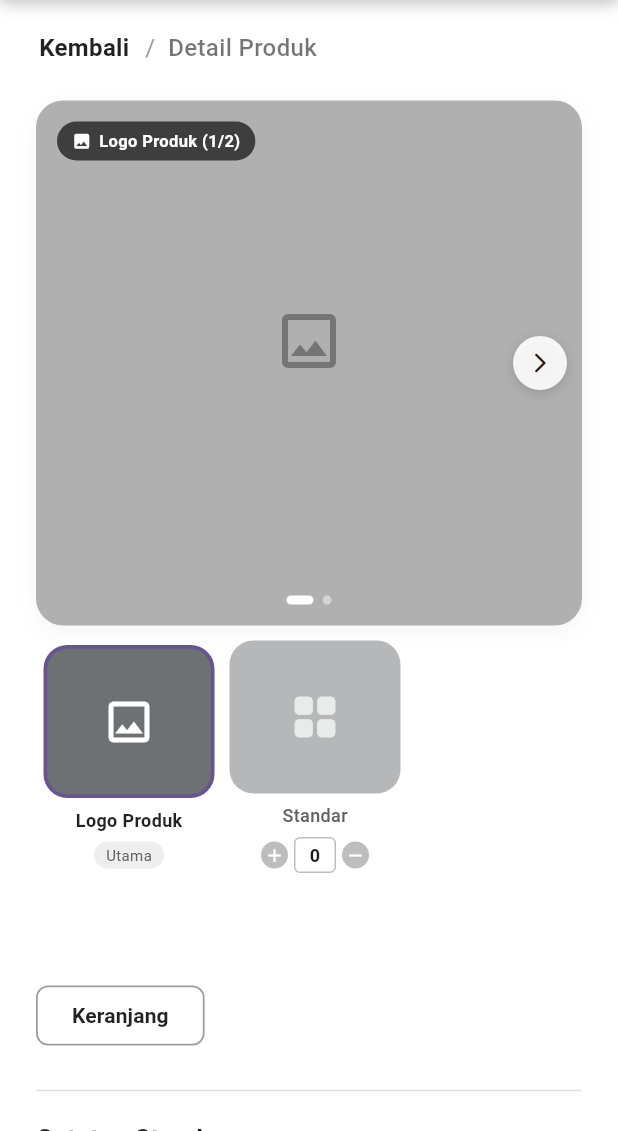
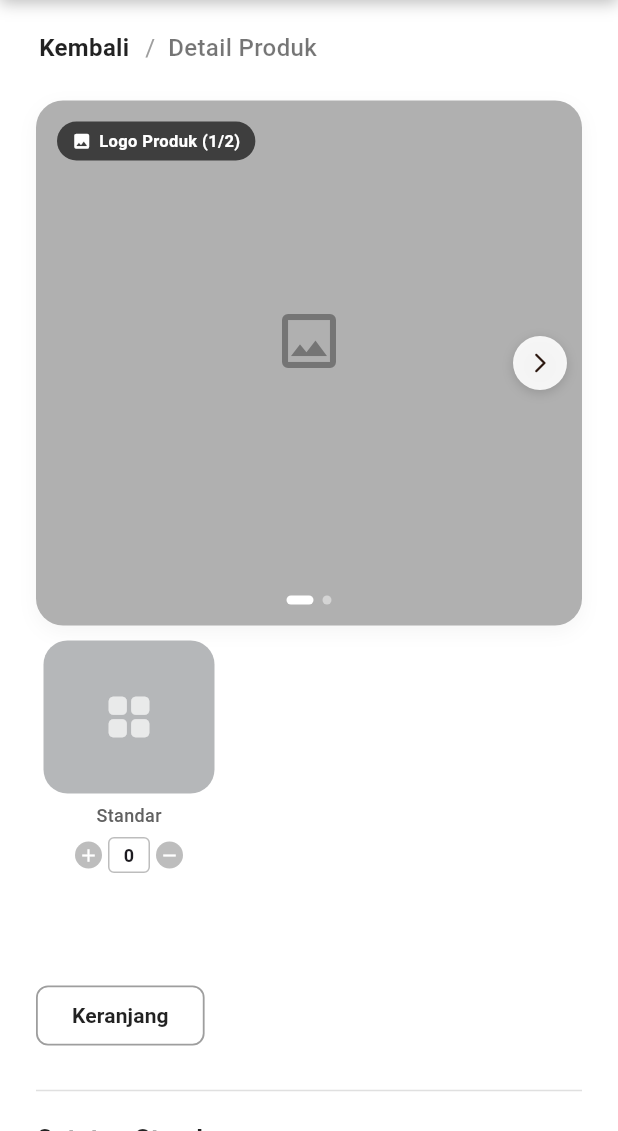
Before and after one commit to Dav2257/katalog, a Flutter app: the ProductDetailPage screen opened directly with empty values, on a phone screen of 412 x 824 dp, the part 105-1236 px from its top. Run offline on Flutter 3.47's test engine with Material 3 defaults, Android fonts, the phone set to English and light mode, and no system bars; our stand-ins replace image_picker, shared_preferences, supabase_flutter; accounts and stored records are empty; network calls fail; Roboto replaces fonts that are missing (Times New Roman); project files that could hold a hidden picture were left out; key blocks and very long unbroken strings in the code were emptied for the run.

Commit message:
refactor: hapus kotak thumbnail logo produk di bawah dan pertahankan slide produk

```diff
--- a/lib/pages/product_detail_page.dart
+++ b/lib/pages/product_detail_page.dart
@@ -405,10 +405,11 @@ class _ProductDetailPageState extends State<ProductDetailPage> {
     super.dispose();
   }
 
-  void _scrollCageThumbToVisible(int index) {
+  void _scrollCageThumbToVisible(int slideIdx) {
     if (!_cageScrollController.hasClients) return;
     const itemWidth = 124.0;
-    final targetOffset = (index * itemWidth) - 40.0;
+    final targetIndex = (slideIdx > 0) ? (slideIdx - 1) : 0;
+    final targetOffset = (targetIndex * itemWidth) - 40.0;
     _cageScrollController.animateTo(
       targetOffset.clamp(0.0, _cageScrollController.position.maxScrollExtent),
       duration: const Duration(milliseconds: 250),
@@ -1028,94 +1029,7 @@ class _ProductDetailPageState extends State<ProductDetailPage> {
                 physics: const BouncingScrollPhysics(),
                 child: Row(
                   children: [
-                    // Pilihan 1: Logo Produk
-                    Container(
-                      width: 114,
-                      margin: const EdgeInsets.symmetric(horizontal: 5.0),
-                      child: Column(
-                        children: [
-                          InkWell(
-                            onTap: () {
-                              setState(() {
-                                _currentSlideIndex = 0;
-                              });
-                              if (_slideController.hasClients) {
-                                _slideController.animateToPage(
-                                  0,
-                                  duration: const Duration(milliseconds: 300),
-                                  curve: Curves.easeInOut,
-                                );
-                              }
-                            },
-                            borderRadius: BorderRadius.circular(16),
-                            child: Column(
-                              mainAxisSize: MainAxisSize.min,
-                              children: [
-                                AnimatedContainer(
-                                  duration: const Duration(milliseconds: 200),
-                                  height: 102,
-                                  decoration: BoxDecoration(
-                                    color: _currentSlideIndex == 0
-                                        ? const Color(0xFF6E7173)
-                                        : const Color(0xFFB5B7B9),
-                                    borderRadius: BorderRadius.circular(16),
-                                    border: _currentSlideIndex == 0
-                                        ? Border.all(
-                                            color: Theme.of(context).colorScheme.primary,
-                                            width: 2.5,
-                                          )
-                                        : null,
-                                  ),
-                                  child: Center(
-                                    child: widget.product.imageUrl.isNotEmpty
-                                        ? ClipRRect(
-                                            borderRadius: BorderRadius.circular(14),
-                                            child: Product.buildImageFromSource(
-                                              widget.product.imageUrl,
-                                              width: double.infinity,
-                                              height: double.infinity,
-                                              fit: BoxFit.cover,
-                                              placeholder: const Center(
-                                                child: Icon(Icons.image_rounded, color: Colors.white70, size: 36),
-                                              ),
-                                            ),
-                                          )
-                                        : const Icon(Icons.image_outlined, color: Colors.white, size: 36),
-                                  ),
-                                ),
-                                const SizedBox(height: 6),
-                                Text(
-                                  'Logo Produk',
-                                  style: TextStyle(
-                                    fontSize: 12,
-                                    fontWeight: _currentSlideIndex == 0
-                                        ? FontWeight.bold
-                                        : FontWeight.w500,
-                                    color: _currentSlideIndex == 0
-                                        ? Colors.black87
-                                        : Colors.grey.shade700,
-                                  ),
-                                ),
-                              ],
-                            ),
-                          ),
-                          const SizedBox(height: 6),
-                          Container(
-                            padding: const EdgeInsets.symmetric(horizontal: 8, vertical: 2),
-                            decoration: BoxDecoration(
-                              color: Colors.grey.shade200,
-                              borderRadius: BorderRadius.circular(10),
-                            ),
-                            child: Text(
-                              'Utama',
-                              style: TextStyle(fontSize: 10, color: Colors.grey.shade700),
-                            ),
-                          ),
-                        ],
-                      ),
-                    ),
-
-                    // Pilihan 2 dst: Bentuk Sangkar
+                    // Bentuk Sangkar
                     ...List.generate(_cages.length, (index) {
                       final cage = _cages[index];
                       final isSelected = _currentSlideIndex == index + 1;
```
